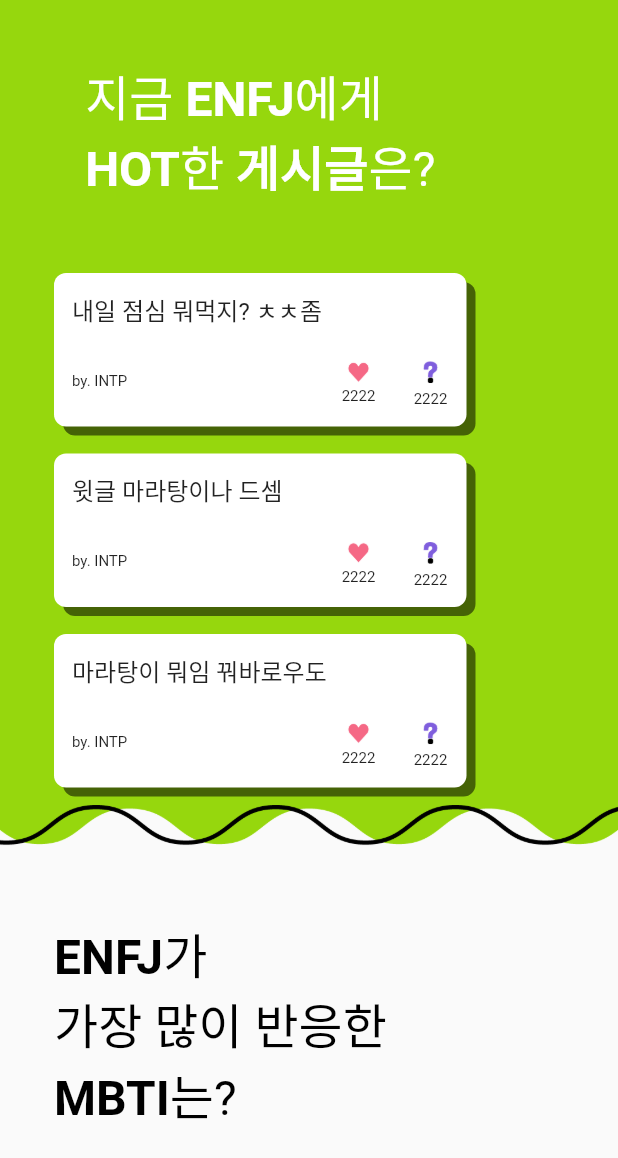
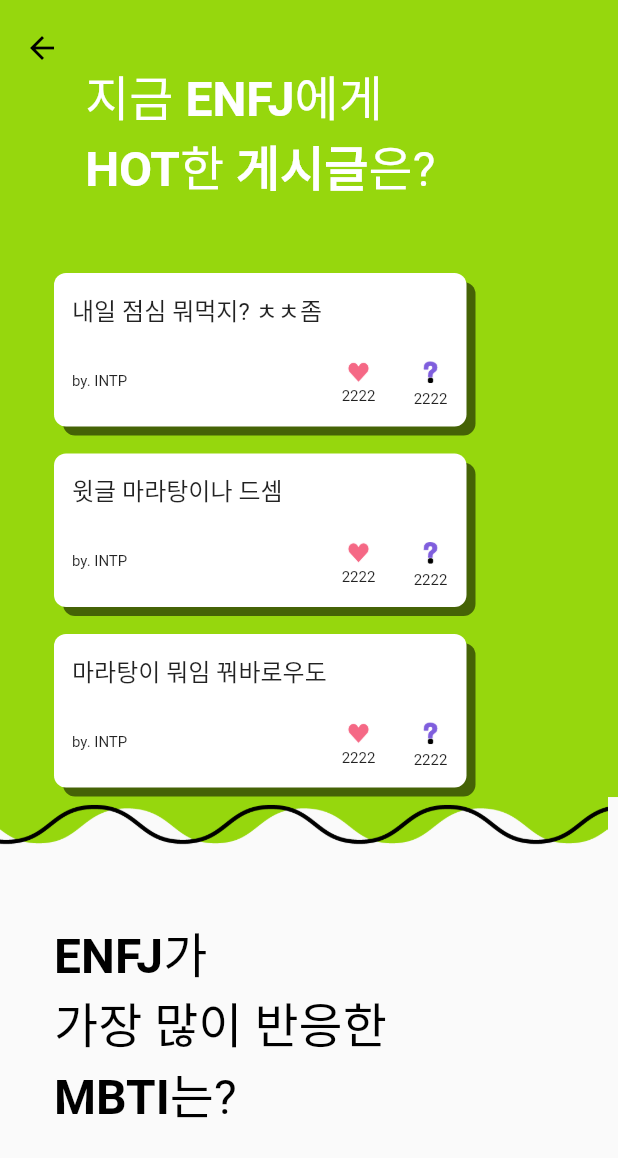
Before and after one commit to sw-hackathon-2022/mbtmi-flutter, a Flutter app: the AnalyticScreen screen opened directly, on a phone screen of 412 x 824 dp, the part 78-1236 px from its top. Run offline on Flutter 3.47's test engine with Material 2 defaults, Android fonts, the phone set to English and light mode, and no system bars; our stand-ins replace carousel_slider, dotted_line, flutter_svg, get, persistent_bottom_nav_bar, syncfusion_flutter_charts; missing offline and left inert: kakao_flutter_sdk_common, kakao_flutter_sdk_user; Roboto replaces fonts that are missing (GmarketSans).

Commit message:
분석 탭 SliverAppBar 및 CustomScrollerView 적용

```diff
--- a/lib/screens/home/analytic/analytic_screen.dart
+++ b/lib/screens/home/analytic/analytic_screen.dart
@@ -43,15 +43,70 @@ class _AnalyticScreenState extends State<AnalyticScreen> {
           backgroundColor: kGreenColor,
           elevation: 0,
         ),
-      body: SingleChildScrollView(
-        child: Stack(children: [
+        body: CustomScrollView(slivers: [
+          SliverAppBar(
+            backgroundColor: kGreenColor,
+            expandedHeight: size.height * 0.64,
+            flexibleSpace: FlexibleSpaceBar(
+              background: Stack(children: [
+                Positioned(
+                  left: 36,
+                  top: 36,
+                  child: Column(
+                    children: [
+                      RichText(
+                          text: TextSpan(
+                              children: [
+                            TextSpan(text: "지금 "),
+                            TextSpan(
+                                text: "ENFJ",
+                                style: TextStyle(fontWeight: FontWeight.bold)),
+                            TextSpan(text: "에게\n"),
+                            TextSpan(
+                                text: "HOT",
+                                style: TextStyle(fontWeight: FontWeight.bold)),
+                            TextSpan(text: "한 "),
+                            TextSpan(
+                                text: "게시글",
+                                style: TextStyle(fontWeight: FontWeight.bold)),
+                            TextSpan(text: "은?")
+                          ],
+                              style: TextStyle(
+                                  color: Colors.white,
+                                  fontSize: 32,
+                                  fontFamily: "GmarketSans"))),
+                      SizedBox(height: 48),
+                      Column(
+                          children: List.generate(
+                              _posts.length,
+                              (index) => AnalyticPost(
+                                  title: _posts[index].title,
+                                  mbti: _posts[index].mbti,
+                                  like: _posts[index].like,
+                                  hate: _posts[index].hate))),
+                    ],
+                  ),
+                ),
+              ]),
+            ),
+          ),
+          SliverPersistentHeader(
+              pinned: true,
+              delegate: _SliverAppBarDelegate(
+                minHeight: 48,
+                maxHeight: 48,
+                child: Stack(
+                  children: [
+                    Image(
+                        image: AssetImage("assets/images/analytic_header.png"))
+                  ],
+                ),
+              )),
+          SliverList(
+            delegate: SliverChildBuilderDelegate(
+              childCount: 1,
+              (context, index) => Stack(children: [
                 Column(crossAxisAlignment: CrossAxisAlignment.start, children: [
-            Container(
-              color: kGreenColor,
-              height: size.height * 0.64,
-              width: size.width,
-            ),
-            Image(image: AssetImage("assets/images/analytic_header.png")),
                   SizedBox(height: 32),
                   Padding(
                     padding: const EdgeInsets.only(left: 36),
@@ -97,46 +152,42 @@ class _AnalyticScreenState extends State<AnalyticScreen> {
                   ),
                   RadialBar()
                 ]),
-          Positioned(
-            left: 36,
-            top: 36,
-            child: Column(
-              children: [
-                RichText(
-                    text: TextSpan(
-                        children: [
-                      TextSpan(text: "지금 "),
-                      TextSpan(
-                          text: "ENFJ",
-                          style: TextStyle(fontWeight: FontWeight.bold)),
-                      TextSpan(text: "에게\n"),
-                      TextSpan(
-                          text: "HOT",
-                          style: TextStyle(fontWeight: FontWeight.bold)),
-                      TextSpan(text: "한 "),
-                      TextSpan(
-                          text: "게시글",
-                          style: TextStyle(fontWeight: FontWeight.bold)),
-                      TextSpan(text: "은?")
-                    ],
-                        style: TextStyle(
-                            color: Colors.white,
-                            fontSize: 32,
-                            fontFamily: "GmarketSans"))),
-                SizedBox(height: 48),
-                Column(
-                    children: List.generate(
-                        _posts.length,
-                        (index) => AnalyticPost(
-                            title: _posts[index].title,
-                            mbti: _posts[index].mbti,
-                            like: _posts[index].like,
-                            hate: _posts[index].hate))),
-              ],
+              ]),
             ),
           )
-        ]),
-      ),
-    );
+        ]));
   }
 }
+
+class _SliverAppBarDelegate extends SliverPersistentHeaderDelegate {
+  final double minHeight;
+  final double maxHeight;
+  final Widget child;
+
+  _SliverAppBarDelegate({
+    required this.minHeight,
+    required this.maxHeight,
+    required this.child,
+  });
+
+  @override
+  double get minExtent => minHeight;
+
+  @override
+  double get maxExtent => maxHeight;
+
+  // 2
+  @override
+  Widget build(
+      BuildContext context, double shrinkOffset, bool overlapsContent) {
+    return SizedBox.expand(child: child);
+  }
+
+  // 3
+  @override
+  bool shouldRebuild(_SliverAppBarDelegate oldDelegate) {
+    return maxHeight != oldDelegate.maxHeight ||
+        minHeight != oldDelegate.minHeight ||
+        child != oldDelegate.child;
+  }
+}
```
Lines whose indentation alone changed are shown as unchanged.
